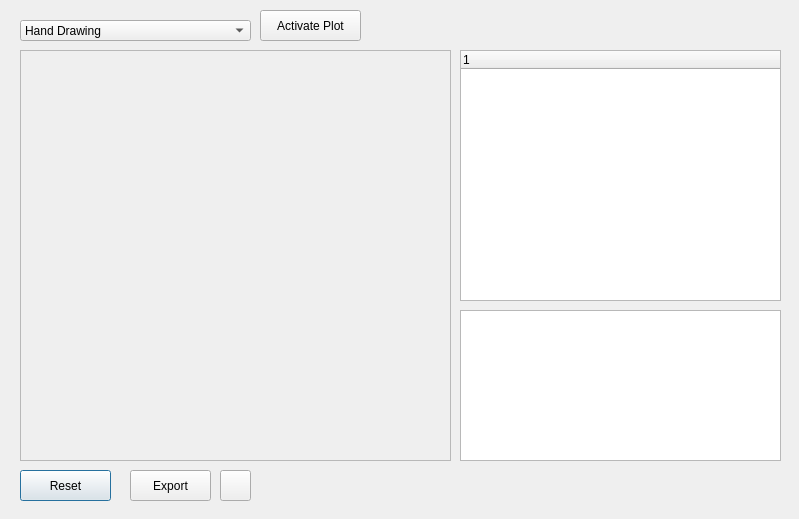
The window that profile/profileViewer.ui (sythenA/SRH2D-TEC-Viewer) describes before a commit, drawn with Qt 5.
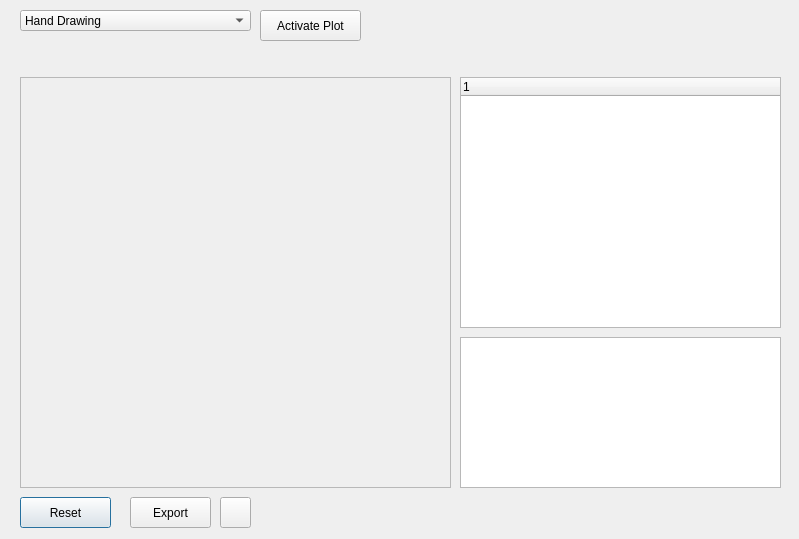
The same window after the commit.

```diff
--- a/profile/profileViewer.ui
+++ b/profile/profileViewer.ui
@@ -7,9 +7,15 @@
     <x>0</x>
     <y>0</y>
     <width>799</width>
-    <height>519</height>
+    <height>539</height>
    </rect>
   </property>
+  <property name="maximumSize">
+   <size>
+    <width>799</width>
+    <height>539</height>
+   </size>
+  </property>
   <property name="windowTitle">
    <string>Profile Viewer</string>
   </property>
@@ -17,7 +23,7 @@
    <property name="geometry">
     <rect>
      <x>20</x>
-     <y>20</y>
+     <y>10</y>
      <width>231</width>
      <height>21</height>
     </rect>
@@ -37,7 +43,7 @@
    <property name="geometry">
     <rect>
      <x>20</x>
-     <y>470</y>
+     <y>497</y>
      <width>91</width>
      <height>31</height>
     </rect>
@@ -50,7 +56,7 @@
    <property name="geometry">
     <rect>
      <x>130</x>
-     <y>470</y>
+     <y>497</y>
      <width>81</width>
      <height>31</height>
     </rect>
@@ -63,7 +69,7 @@
    <property name="geometry">
     <rect>
      <x>220</x>
-     <y>470</y>
+     <y>497</y>
      <width>31</width>
      <height>31</height>
     </rect>
@@ -76,7 +82,7 @@
    <property name="geometry">
     <rect>
      <x>460</x>
-     <y>50</y>
+     <y>77</y>
      <width>321</width>
      <height>251</height>
     </rect>
@@ -91,7 +97,7 @@
    <property name="geometry">
     <rect>
      <x>460</x>
-     <y>310</y>
+     <y>337</y>
      <width>321</width>
      <height>151</height>
     </rect>
@@ -119,7 +125,7 @@
    <property name="geometry">
     <rect>
      <x>20</x>
-     <y>50</y>
+     <y>77</y>
      <width>431</width>
      <height>411</height>
     </rect>
@@ -133,15 +139,26 @@
    <widget class="QWidget" name="verticalLayoutWidget">
     <property name="geometry">
      <rect>
-      <x>9</x>
-      <y>9</y>
-      <width>411</width>
-      <height>391</height>
+      <x>-1</x>
+      <y>-1</y>
+      <width>431</width>
+      <height>411</height>
      </rect>
     </property>
     <layout class="QVBoxLayout" name="plotLayout"/>
    </widget>
   </widget>
+  <widget class="QWidget" name="verticalLayoutWidget_3">
+   <property name="geometry">
+    <rect>
+     <x>20</x>
+     <y>40</y>
+     <width>231</width>
+     <height>31</height>
+    </rect>
+   </property>
+   <layout class="QVBoxLayout" name="layerComboLayout"/>
+  </widget>
  </widget>
  <resources/>
  <connections/>
```
